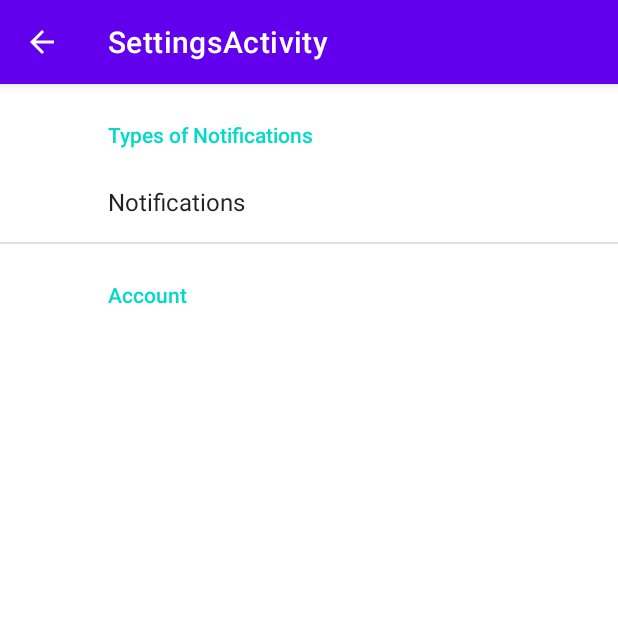
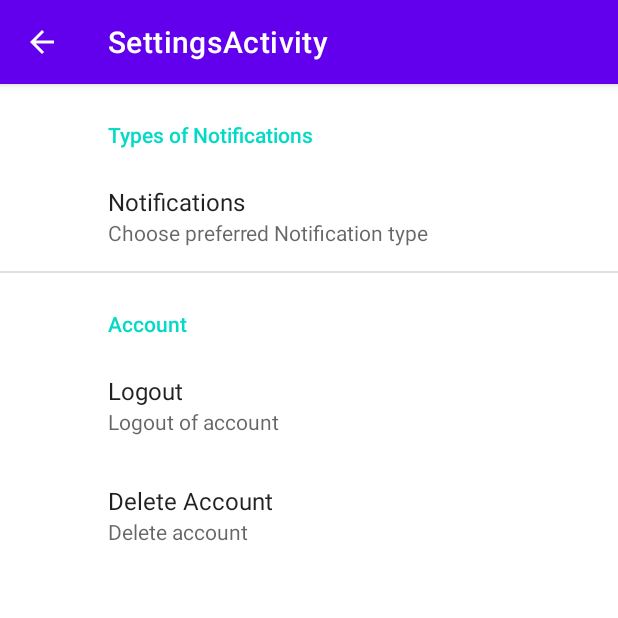
Before and after one commit to Rutvi-Patel/HugMeCampus, an Android app: the SettingsActivity screen opened directly, with no data from a screen before it, on a phone screen of 412 x 824 dp, the top half of it. Run offline under Robolectric (Android 15) with nearby library versions, the phone set to English and light mode, and no system bars; our stand-ins replace androidx.preference.

Commit message:
Added Logout and Delete Account UI

```diff
--- a/app/src/main/res/xml/root_preferences.xml
+++ b/app/src/main/res/xml/root_preferences.xml
@@ -6,10 +6,22 @@
         <ListPreference
             android:defaultValue="false"
             android:key="Notifications"
+            android:summary="Choose preferred Notification type"
             android:entries="@array/reply_entries"
             android:entryValues="@array/reply_values"
             android:title="Notifications"/>
 
     <PreferenceCategory app:title="Account"/>
 
+        <Preference
+            android:title="Logout"
+            android:key="LogoutButton"
+            android:summary="Logout of account"/>
+
+    <Preference
+        android:title="Delete Account"
+        android:key="Delete Button"
+        android:summary="Delete account"/>
+
+
 </PreferenceScreen>
```
Also changed, not shown: app/src/main/java/com/diamondTierHuggers/hugMeCampus/SettingsActivity.java (+20 -1 lines).
